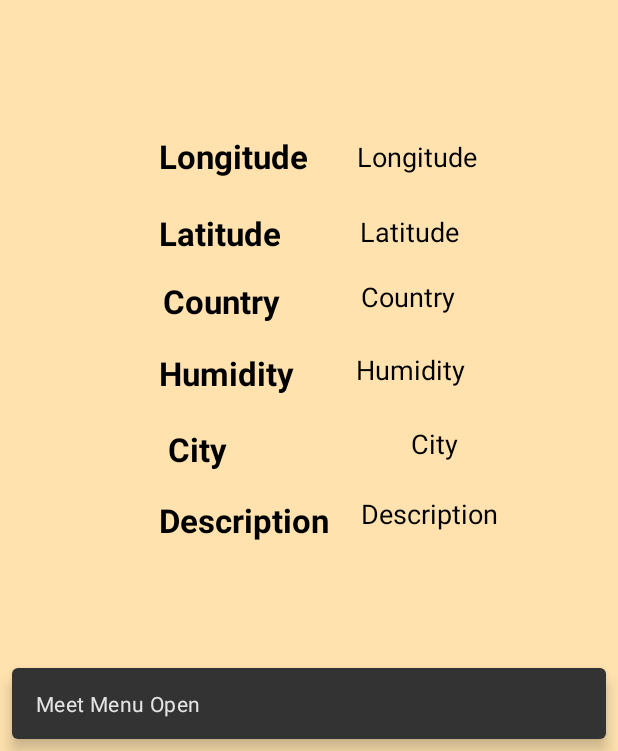
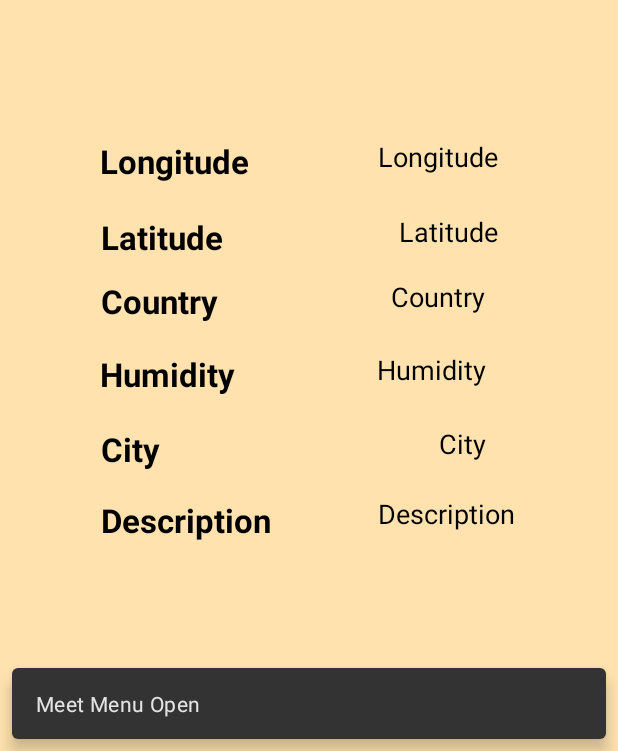
Before and after one commit to MeetPatel0090/MeetPatelAssign4, an Android app: the screen it shows after launch (MeetActivity), in the side drawer, after a tap on "Weather", on a phone screen of 412 x 824 dp, the part 485-1236 px from its top. Run offline under Robolectric (Android 15) with nearby library versions, the phone set to English and light mode, and no system bars; our stand-ins replace Volley; network calls fail.

Commit message:
Made SOme Changes to Weather fragment Layout

```diff
--- a/MeetAssign44/src/main/res/layout/n01460090_weather.xml
+++ b/MeetAssign44/src/main/res/layout/n01460090_weather.xml
@@ -57,30 +57,30 @@
         android:layout_width="wrap_content"
         android:layout_height="wrap_content"
         android:text="@string/weather_longitude"
+        android:textColor="@color/black"
         android:textSize="22sp"
         android:textStyle="bold"
-        android:textColor="@color/black"
         app:layout_constraintBottom_toBottomOf="parent"
         app:layout_constraintEnd_toEndOf="parent"
-        app:layout_constraintHorizontal_bias="0.34"
+        app:layout_constraintHorizontal_bias="0.214"
         app:layout_constraintStart_toStartOf="parent"
         app:layout_constraintTop_toTopOf="parent"
-        app:layout_constraintVertical_bias="0.483" />
+        app:layout_constraintVertical_bias="0.487" />
+
 
     <TextView
         android:id="@+id/MeetWeatherLongitudeTextView2"
         android:layout_width="wrap_content"
         android:layout_height="wrap_content"
         android:text="@string/weather_longitude"
+        android:textColor="@color/black"
         android:textSize="18sp"
-        android:textColor="@color/black"
         app:layout_constraintBottom_toBottomOf="parent"
         app:layout_constraintEnd_toEndOf="parent"
-        app:layout_constraintHorizontal_bias="0.716"
+        app:layout_constraintHorizontal_bias="0.759"
         app:layout_constraintStart_toStartOf="parent"
         app:layout_constraintTop_toTopOf="parent"
         app:layout_constraintVertical_bias="0.483" />
-
 
     <TextView
         android:id="@+id/MeetWeatherLatitudeTextView1"
@@ -92,21 +92,21 @@
         android:textStyle="bold"
         app:layout_constraintBottom_toBottomOf="parent"
         app:layout_constraintEnd_toEndOf="parent"
-        app:layout_constraintHorizontal_bias="0.321"
+        app:layout_constraintHorizontal_bias="0.203"
         app:layout_constraintStart_toStartOf="parent"
         app:layout_constraintTop_toTopOf="parent"
-        app:layout_constraintVertical_bias="0.552" />
+        app:layout_constraintVertical_bias="0.556" />
 
     <TextView
         android:id="@+id/MeetWeatherLatitudeTextView2"
         android:layout_width="wrap_content"
         android:layout_height="wrap_content"
         android:text="@string/weather_latitude"
+        android:textColor="@color/black"
         android:textSize="18sp"
-    android:textColor="@color/black"
         app:layout_constraintBottom_toBottomOf="parent"
         app:layout_constraintEnd_toEndOf="parent"
-    app:layout_constraintHorizontal_bias="0.694"
+        app:layout_constraintHorizontal_bias="0.768"
         app:layout_constraintStart_toStartOf="parent"
         app:layout_constraintTop_toTopOf="parent"
         app:layout_constraintVertical_bias="0.551" />
@@ -121,7 +121,7 @@
         android:textStyle="bold"
         app:layout_constraintBottom_toBottomOf="parent"
         app:layout_constraintEnd_toEndOf="parent"
-        app:layout_constraintHorizontal_bias="0.325"
+        app:layout_constraintHorizontal_bias="0.201"
         app:layout_constraintStart_toStartOf="parent"
         app:layout_constraintTop_toTopOf="parent"
         app:layout_constraintVertical_bias="0.614" />
@@ -130,13 +130,13 @@
         android:id="@+id/MeetWeatherCountryTextView2"
         android:layout_width="wrap_content"
         android:layout_height="wrap_content"
+        android:gravity="center"
         android:text="@string/weather_country"
         android:textColor="@color/black"
         android:textSize="18sp"
-        android:gravity="center"
         app:layout_constraintBottom_toBottomOf="parent"
         app:layout_constraintEnd_toEndOf="parent"
-        app:layout_constraintHorizontal_bias="0.69"
+        app:layout_constraintHorizontal_bias="0.747"
         app:layout_constraintStart_toStartOf="parent"
         app:layout_constraintTop_toTopOf="parent"
         app:layout_constraintVertical_bias="0.609" />
@@ -151,22 +151,22 @@
         android:textStyle="bold"
         app:layout_constraintBottom_toBottomOf="parent"
         app:layout_constraintEnd_toEndOf="parent"
-        app:layout_constraintHorizontal_bias="0.33"
+        app:layout_constraintHorizontal_bias="0.208"
         app:layout_constraintStart_toStartOf="parent"
         app:layout_constraintTop_toTopOf="parent"
-        app:layout_constraintVertical_bias="0.679" />
+        app:layout_constraintVertical_bias="0.68" />
 
     <TextView
         android:id="@+id/MeetWeatherHumidityTextView2"
         android:layout_width="wrap_content"
         android:layout_height="wrap_content"
+        android:gravity="center"
         android:text="@string/weather_humidity"
         android:textColor="@color/black"
         android:textSize="18sp"
-        android:gravity="center"
         app:layout_constraintBottom_toBottomOf="parent"
         app:layout_constraintEnd_toEndOf="parent"
-        app:layout_constraintHorizontal_bias="0.7"
+        app:layout_constraintHorizontal_bias="0.741"
         app:layout_constraintStart_toStartOf="parent"
         app:layout_constraintTop_toTopOf="parent"
         app:layout_constraintVertical_bias="0.674" />
@@ -181,7 +181,7 @@
         android:textStyle="bold"
         app:layout_constraintBottom_toBottomOf="parent"
         app:layout_constraintEnd_toEndOf="parent"
-        app:layout_constraintHorizontal_bias="0.3"
+        app:layout_constraintHorizontal_bias="0.18"
         app:layout_constraintStart_toStartOf="parent"
         app:layout_constraintTop_toTopOf="parent"
         app:layout_constraintVertical_bias="0.747" />
@@ -196,7 +196,7 @@
         android:textSize="18sp"
         app:layout_constraintBottom_toBottomOf="parent"
         app:layout_constraintEnd_toEndOf="parent"
-        app:layout_constraintHorizontal_bias="0.719"
+        app:layout_constraintHorizontal_bias="0.769"
         app:layout_constraintStart_toStartOf="parent"
         app:layout_constraintTop_toTopOf="parent"
         app:layout_constraintVertical_bias="0.741" />
@@ -211,7 +211,7 @@
         android:textStyle="bold"
         app:layout_constraintBottom_toBottomOf="parent"
         app:layout_constraintEnd_toEndOf="parent"
-        app:layout_constraintHorizontal_bias="0.356"
+        app:layout_constraintHorizontal_bias="0.225"
         app:layout_constraintStart_toStartOf="parent"
         app:layout_constraintTop_toTopOf="parent"
         app:layout_constraintVertical_bias="0.811" />
@@ -220,13 +220,13 @@
         android:id="@+id/MeetWeatherDescriptionTextView2"
         android:layout_width="wrap_content"
         android:layout_height="wrap_content"
+        android:gravity="center"
         android:text="@string/weather_description"
         android:textColor="@color/black"
         android:textSize="18sp"
-        android:gravity="center"
         app:layout_constraintBottom_toBottomOf="parent"
         app:layout_constraintEnd_toEndOf="parent"
-        app:layout_constraintHorizontal_bias="0.75"
+        app:layout_constraintHorizontal_bias="0.785"
         app:layout_constraintStart_toStartOf="parent"
         app:layout_constraintTop_toTopOf="parent"
         app:layout_constraintVertical_bias="0.804" />
```
Lines whose indentation alone changed are shown as unchanged.
